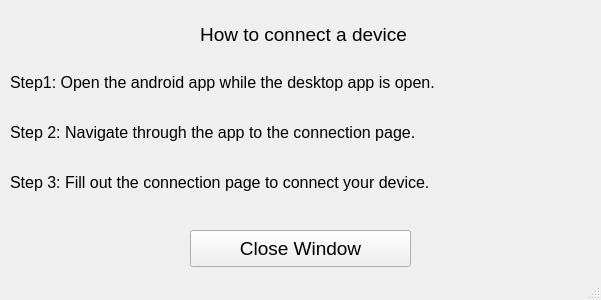
First picture: the form in Server/src/Windows/tempConnectWindow.ui, repository SCCapstone/Neptune, before the edit.
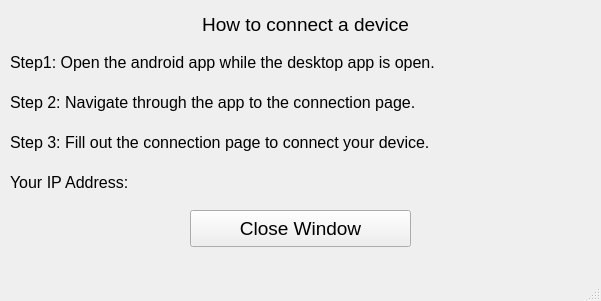
Second picture: the form after the edit.

Commit message: ip address now shows on "Connect Device Window", #121

What changed in the file:
```diff
--- a/Server/src/Windows/tempConnectWindow.ui
+++ b/Server/src/Windows/tempConnectWindow.ui
@@ -7,7 +7,7 @@
     <x>0</x>
     <y>0</y>
     <width>601</width>
-    <height>300</height>
+    <height>301</height>
    </rect>
   </property>
   <property name="maximumSize">
@@ -27,7 +27,7 @@
     <property name="geometry">
      <rect>
       <x>10</x>
-      <y>70</y>
+      <y>50</y>
       <width>537</width>
       <height>24</height>
      </rect>
@@ -45,7 +45,7 @@
     <property name="geometry">
      <rect>
       <x>10</x>
-      <y>120</y>
+      <y>90</y>
       <width>515</width>
       <height>24</height>
      </rect>
@@ -63,7 +63,7 @@
     <property name="geometry">
      <rect>
       <x>10</x>
-      <y>170</y>
+      <y>130</y>
       <width>530</width>
       <height>24</height>
      </rect>
@@ -80,8 +80,8 @@
    <widget class="QLabel" name="titleLabel">
     <property name="geometry">
      <rect>
-      <x>168</x>
-      <y>20</y>
+      <x>170</x>
+      <y>10</y>
       <width>271</width>
       <height>28</height>
      </rect>
@@ -105,7 +105,7 @@
     <property name="geometry">
      <rect>
       <x>190</x>
-      <y>230</y>
+      <y>210</y>
       <width>221</width>
       <height>37</height>
      </rect>
@@ -125,6 +125,24 @@
      <string>Close Window</string>
     </property>
    </widget>
+   <widget class="QLabel" name="IPLabel">
+    <property name="geometry">
+     <rect>
+      <x>10</x>
+      <y>170</y>
+      <width>541</width>
+      <height>24</height>
+     </rect>
+    </property>
+    <property name="font">
+     <font>
+      <pointsize>12</pointsize>
+     </font>
+    </property>
+    <property name="text">
+     <string>Your IP Address:</string>
+    </property>
+   </widget>
   </widget>
   <widget class="QStatusBar" name="statusbar"/>
  </widget>
```
The commit also changes 1 other file.
